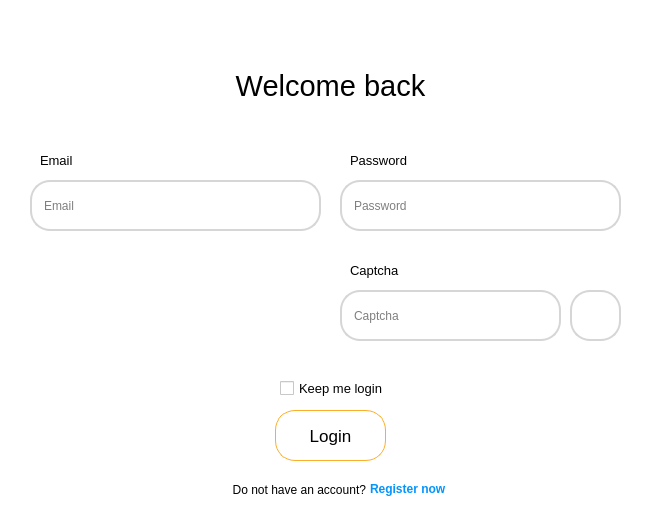
First picture: the form in SPCK/GUI/login.ui, repository MaiNgocChau9/Python-App-Instance, before the edit.
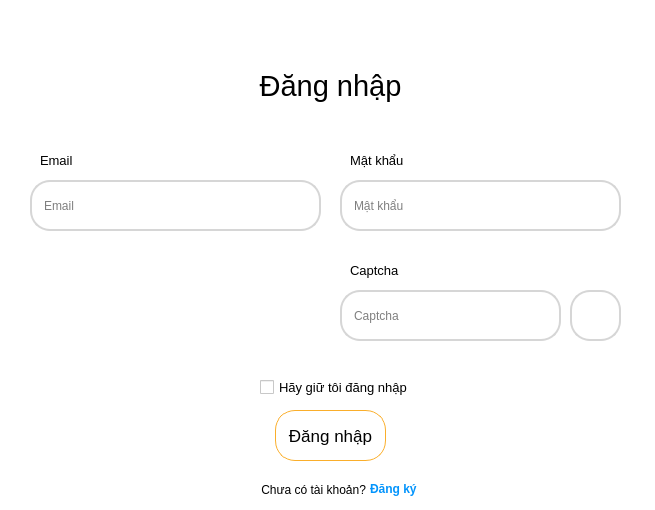
Second picture: the form after the edit. Icons and pictures are not drawn.

Patch:
```diff
--- a/SPCK/GUI/login.ui
+++ b/SPCK/GUI/login.ui
@@ -68,7 +68,7 @@
      <enum>QLineEdit::EchoMode::Password</enum>
     </property>
     <property name="placeholderText">
-     <string>Password</string>
+     <string>Mật khẩu</string>
     </property>
    </widget>
    <widget class="QLabel" name="label_2">
@@ -76,7 +76,7 @@
      <rect>
       <x>350</x>
       <y>150</y>
-      <width>61</width>
+      <width>71</width>
       <height>21</height>
      </rect>
     </property>
@@ -89,7 +89,7 @@
      </font>
     </property>
     <property name="text">
-     <string>Password</string>
+     <string>Mật khẩu</string>
     </property>
    </widget>
    <widget class="QLabel" name="label_5">
@@ -108,7 +108,7 @@
      </font>
     </property>
     <property name="text">
-     <string>Welcome back</string>
+     <string>Đăng nhập</string>
     </property>
     <property name="alignment">
      <set>Qt::AlignmentFlag::AlignCenter</set>
@@ -143,7 +143,7 @@
 }</string>
     </property>
     <property name="text">
-     <string>Login</string>
+     <string>Đăng nhập</string>
     </property>
    </widget>
    <widget class="QLabel" name="label_6">
@@ -161,7 +161,7 @@
      </font>
     </property>
     <property name="text">
-     <string>Do not have an account?</string>
+     <string>Chưa có tài khoản?</string>
     </property>
     <property name="alignment">
      <set>Qt::AlignmentFlag::AlignRight|Qt::AlignmentFlag::AlignTrailing|Qt::AlignmentFlag::AlignVCenter</set>
@@ -186,16 +186,16 @@
      <string notr="true">color: rgb(3, 148, 252);</string>
     </property>
     <property name="text">
-     <string>Register now</string>
+     <string>Đăng ký</string>
     </property>
    </widget>
    <widget class="QCheckBox" name="checkBox">
     <property name="geometry">
      <rect>
-      <x>280</x>
-      <y>380</y>
-      <width>111</width>
-      <height>17</height>
+      <x>260</x>
+      <y>377</y>
+      <width>151</width>
+      <height>20</height>
      </rect>
     </property>
     <property name="font">
@@ -205,7 +205,7 @@
      </font>
     </property>
     <property name="text">
-     <string>Keep me login</string>
+     <string>Hãy giữ tôi đăng nhập</string>
     </property>
    </widget>
    <widget class="QLineEdit" name="email">
```
